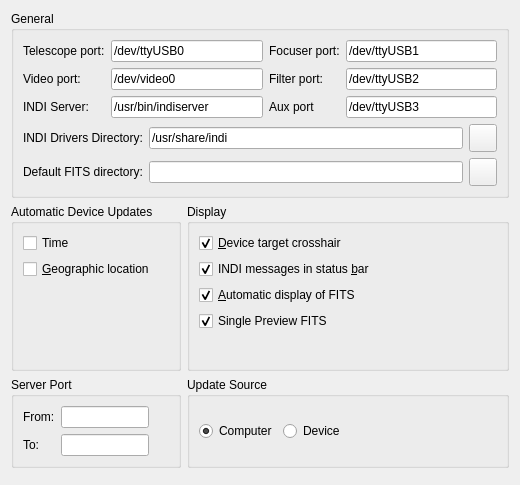
This is kstars/indi/opsindi.ui in KDE/kstars as Qt 5 draws it before an edit. The edited form follows.
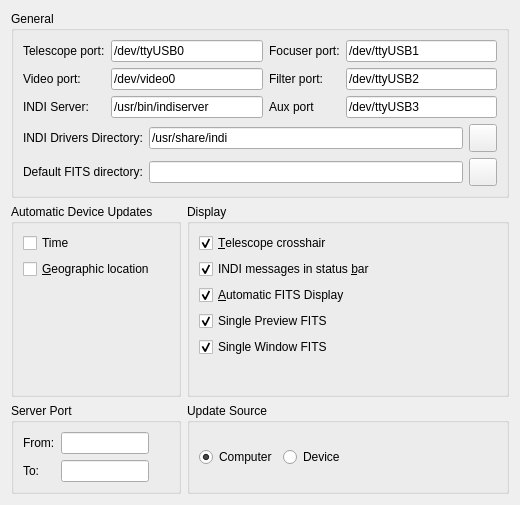
This is the edited form.

Commit message: Adding option to consolidate FITS images from different cameras into one FITS Viewer window.

```diff
--- a/kstars/indi/opsindi.ui
+++ b/kstars/indi/opsindi.ui
@@ -7,7 +7,7 @@
     <x>0</x>
     <y>0</y>
     <width>520</width>
-    <height>485</height>
+    <height>490</height>
    </rect>
   </property>
   <layout class="QVBoxLayout" name="verticalLayout_3">
@@ -288,7 +288,7 @@
            <string>Display a telescope marker on the sky map in order to track the telescope motion across the sky.</string>
           </property>
           <property name="text">
-           <string>&amp;Device target crosshair</string>
+           <string>&amp;Telescope crosshair</string>
           </property>
           <property name="checked">
            <bool>true</bool>
@@ -323,7 +323,7 @@
            <string>When a FITS image is captured from a camera, download and display the FITS automatically in KStars FITS Viewer</string>
           </property>
           <property name="text">
-           <string>&amp;Automatic display of FITS</string>
+           <string>&amp;Automatic FITS Display</string>
           </property>
           <property name="checked">
            <bool>true</bool>
@@ -346,6 +346,22 @@
           </property>
          </widget>
         </item>
+        <item>
+         <widget class="QCheckBox" name="kcfg_singleWindowFITS">
+          <property name="toolTip">
+           <string>Display FITS images from all cameras in a single FITS Viewer window instead of a dedicated window to each camera.</string>
+          </property>
+          <property name="whatsThis">
+           <string/>
+          </property>
+          <property name="text">
+           <string>Single Window FITS</string>
+          </property>
+          <property name="checked">
+           <bool>true</bool>
+          </property>
+         </widget>
+        </item>
         <item>
          <spacer name="verticalSpacer">
           <property name="orientation">
```
Left out of the diff: 14 changed lines with no effect on the pictures. The commit also changes 8 other files.
